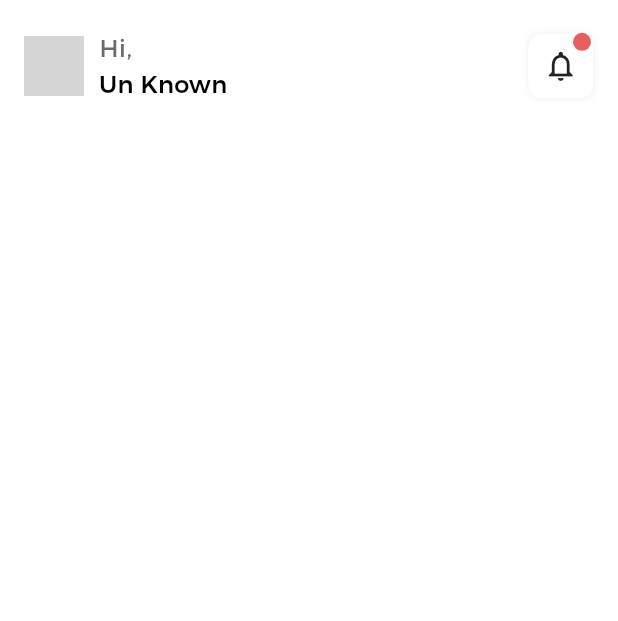
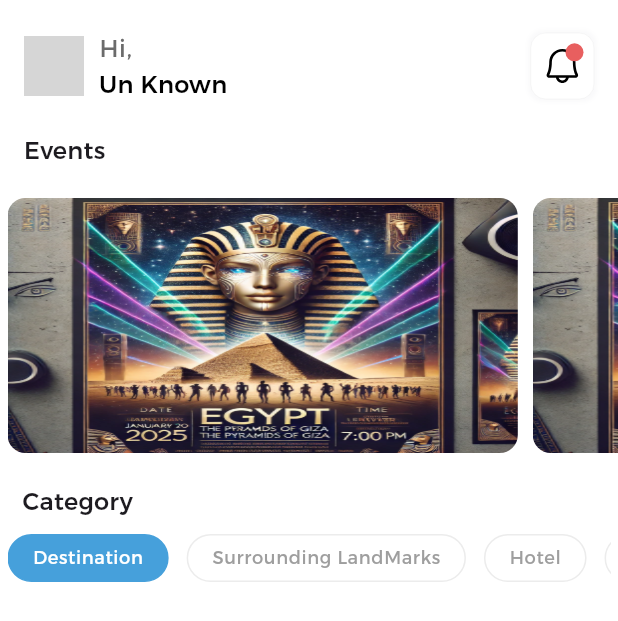
Before and after one commit to ah0es/tourism_app, a Flutter app: the HomeView screen opened directly, on a phone screen of 412 x 824 dp. Shown: the top 621 px of the screen. Run offline on Flutter 3.47's test engine with Material 3 defaults, Android fonts, the phone set to English and light mode, and no system bars; drawn by our look-alikes of cached_network_image; our stand-ins replace barcode_widget, device_preview, dio, easy_localization, expandable, flutter_bloc and 11 more; accounts and stored records are empty; network calls fail; grey boxes are pictures that could not be loaded.

Commit message:
update home page and onboarding view

```diff
--- a/lib/core/component/notification_icon.dart
+++ b/lib/core/component/notification_icon.dart
@@ -34,11 +34,11 @@ class NotificationIcon extends StatelessWidget {
                     color: const Color(0xffF0F0F3).withOpacity(0.4),
                   ),
                 ]),
-            child: Icon(Icons.notifications_none),
+            child: SvgPicture.asset(AppIcons.notification),
           ),
           Positioned(
-            top: 0,
-            right: 2,
+            top: 7,
+            right: 7,
             child: Container(
               height: 12,
               width: 12,
--- a/lib/core/utils/app_images.dart
+++ b/lib/core/utils/app_images.dart
@@ -5,6 +5,10 @@ class AppImages {
   static const onboardingTwo = '$baseUrl/onboarding-two.png';
   static const onboardingThree = '$baseUrl/onboarding-three.png';
   static const loginImage = '$baseUrl/Login_image.png';
+  static const posterOne = '$baseUrl/poster-one.webp';
+  static const posterTow = '$baseUrl/poster-two.webp';
+  static const posterThree = '$baseUrl/poster-three.webp';
+
   static const passwordChangeImage = '$baseUrl/Password_change.png';
   static const homeImage = '$baseUrl/homeImage.png';
   static const testbording = '$baseUrl/test-select-image.png';
--- a/lib/features/home/presentation/header_page.dart
+++ /dev/null
@@ -1,43 +0,0 @@
-import 'package:easy_localization/easy_localization.dart';
-import 'package:flutter/material.dart';
-import 'package:tourism_app/core/component/cache_image.dart';
-import 'package:tourism_app/core/component/notification_icon.dart';
-import 'package:tourism_app/core/themes/colors.dart';
-import 'package:tourism_app/core/utils/constants.dart';
-
-class HeaderHomePage extends StatelessWidget {
-  const HeaderHomePage({
-    super.key,
-  });
-
-  @override
-  Widget build(BuildContext context) {
-    return Row(
-      children: [
-        CacheImage(
-          imageUrl: 'https://www.pngitem.com/pimgs/m/146-1468479_my-profile-icon-blank-profile-picture-circle-hd.png',
-          circle: true,
-          width: 40,
-          height: 40,
-        ),
-        const SizedBox(
-          width: 10,
-        ),
-        Expanded(
-          child: Column(
-            crossAxisAlignment: CrossAxisAlignment.start,
-            children: [
-              Text('Hi,'.tr(), style: Theme.of(context).textTheme.bodyLarge!.copyWith(color: AppColors.textColor)),
-              FittedBox(
-                fit: BoxFit.scaleDown,
-                child: Text(Constants.unKnown, style: Theme.of(context).textTheme.titleMedium!.copyWith(color: AppColors.black)),
-              ),
-            ],
-          ),
-        ),
-        const Spacer(),
-        const NotificationIcon(),
-      ],
-    );
-  }
-}
--- a/lib/features/home/presentation/home_view.dart
+++ b/lib/features/home/presentation/home_view.dart
@@ -1,23 +1,41 @@
 import 'package:flutter/material.dart';
-import 'package:tourism_app/features/home/presentation/header_page.dart';
+import 'package:tourism_app/features/home/presentation/widgets/event_list.dart';
+import 'package:tourism_app/features/home/presentation/widgets/header_page.dart';
+import 'package:tourism_app/features/home/presentation/widgets/category_list.dart'; // Import the new category list widget
 
-class HomeView extends StatelessWidget {
+class HomeView extends StatefulWidget {
   const HomeView({super.key});
 
+  @override
+  HomeViewState createState() => HomeViewState();
+}
+
+class HomeViewState extends State<HomeView> {
   @override
   Widget build(BuildContext context) {
     return Scaffold(
       body: SafeArea(
-        child: Padding(
-          padding: const EdgeInsets.symmetric(horizontal: 16),
+        child: SingleChildScrollView(
           child: Column(
+            crossAxisAlignment: CrossAxisAlignment.start,
             children: [
-              SizedBox(
-                height: 20,
+              SizedBox(height: 20),
+              HeaderHomePage(),
+              Padding(
+                padding: const EdgeInsets.symmetric(horizontal: 16, vertical: 20),
+                child: Column(
+                  children: [
+                    Text(
+                      'Events',
+                      style: Theme.of(context).textTheme.titleMedium,
+                    ),
+                  ],
+                ),
               ),
-              HeaderHomePage(),
-              SizedBox(
-                height: 20,
+              EventList(),
+              Padding(
+                padding: const EdgeInsets.symmetric(horizontal: 5, vertical: 20),
+                child: CategoryList(),
               ),
             ],
           ),
--- /dev/null
+++ b/lib/features/home/presentation/widgets/category_list.dart
@@ -0,0 +1,70 @@
+import 'package:flutter/material.dart';
+import 'package:tourism_app/core/themes/colors.dart';
+
+class CategoryList extends StatefulWidget {
+  const CategoryList({
+    super.key,
+  });
+
+  @override
+  State<CategoryList> createState() => _CategoryListState();
+}
+
+class _CategoryListState extends State<CategoryList> {
+  int selectedCategoryIndex = 0;
+  @override
+  Widget build(BuildContext context) {
+    final List<String> categories = [
+      'Destination',
+      'Surrounding LandMarks',
+      'Hotel',
+      'Restaurant & Cafe',
+    ];
+
+    return Column(
+      crossAxisAlignment: CrossAxisAlignment.start,
+      children: [
+        Padding(
+          padding: const EdgeInsets.symmetric(horizontal: 10),
+          child: Text(
+            'Category',
+            style: Theme.of(context).textTheme.titleMedium,
+          ),
+        ),
+        SizedBox(height: 10),
+        SingleChildScrollView(
+          scrollDirection: Axis.horizontal,
+          child: Row(
+            children: List.generate(categories.length, (index) {
+              final isSelected = selectedCategoryIndex == index;
+
+              return GestureDetector(
+                onTap: () => setState(() {
+                  selectedCategoryIndex = selectedCategoryIndex == index ? -1 : index;
+                }),
+                child: Container(
+                  margin: const EdgeInsets.only(right: 12),
+                  padding: const EdgeInsets.symmetric(horizontal: 16, vertical: 7),
+                  alignment: Alignment.center,
+                  decoration: BoxDecoration(
+                    color: isSelected ? AppColors.primaryColor : Colors.transparent,
+                    borderRadius: BorderRadius.circular(30),
+                    border: Border.all(
+                      color: isSelected ? AppColors.primaryColor : Colors.grey.withOpacity(0.2),
+                    ),
+                  ),
+                  child: Text(
+                    categories[index],
+                    style: Theme.of(context).textTheme.bodySmall?.copyWith(
+                          color: isSelected ? Colors.white : Colors.grey,
+                        ),
+                  ),
+                ),
+              );
+            }),
+          ),
+        ),
+      ],
+    );
+  }
+}
--- /dev/null
+++ b/lib/features/home/presentation/widgets/event_list.dart
@@ -0,0 +1,81 @@
+import 'dart:async';
+import 'package:flutter/material.dart';
+import 'package:tourism_app/core/utils/app_images.dart';
+
+class EventList extends StatefulWidget {
+  const EventList({super.key});
+
+  @override
+  EventListState createState() => EventListState();
+}
+
+class EventListState extends State<EventList> {
+  late PageController _pageController;
+  int _currentPage = 0;
+  late Timer _timer;
+
+  @override
+  void initState() {
+    super.initState();
+    // Set up PageController with viewportFraction for peeking effect
+    _pageController = PageController(
+      initialPage: _currentPage,
+      viewportFraction: 0.85, // Adjust the fraction to control the peeking size
+    );
+
+    // Set up the timer for automatic scrolling
+    _timer = Timer.periodic(const Duration(seconds: 3), (timer) {
+      if (_currentPage < sliderImages.length - 1) {
+        _currentPage++;
+      } else {
+        _currentPage = 0; // Restart to the first item
+      }
+      _pageController.animateToPage(
+        _currentPage,
+        duration: const Duration(milliseconds: 300),
+        curve: Curves.easeInOut,
+      );
+    });
+  }
+
+  @override
+  void dispose() {
+    _timer.cancel(); // Cancel the timer to avoid memory leaks
+    _pageController.dispose();
+    super.dispose();
+  }
+
+  @override
+  Widget build(BuildContext context) {
+    return SizedBox(
+      height: 170,
+      child: PageView.builder(
+        padEnds: false,
+        pageSnapping: true,
+        controller: _pageController,
+        itemCount: sliderImages.length,
+        itemBuilder: (context, index) {
+          return Padding(
+            padding: const EdgeInsets.symmetric(horizontal: 5),
+            child: ClipRRect(
+              borderRadius: BorderRadius.circular(12),
+              child: Image.asset(
+                sliderImages[index],
+                fit: BoxFit.fill,
+                width: MediaQuery.sizeOf(context).width * 0.8,
+              ),
+            ),
+          );
+        },
+      ),
+    );
+  }
+}
+
+List<String> sliderImages = [
+  AppImages.posterTow,
+  AppImages.posterTow,
+  AppImages.posterTow,
+  // AppImages.posterOne,
+  // AppImages.posterThree,
+];
--- /dev/null
+++ b/lib/features/home/presentation/widgets/header_page.dart
@@ -0,0 +1,46 @@
+import 'package:easy_localization/easy_localization.dart';
+import 'package:flutter/material.dart';
+import 'package:tourism_app/core/component/cache_image.dart';
+import 'package:tourism_app/core/component/notification_icon.dart';
+import 'package:tourism_app/core/themes/colors.dart';
+import 'package:tourism_app/core/utils/constants.dart';
+
+class HeaderHomePage extends StatelessWidget {
+  const HeaderHomePage({
+    super.key,
+  });
+
+  @override
+  Widget build(BuildContext context) {
+    return Padding(
+          padding: const EdgeInsets.symmetric(horizontal: 16),
+      child: Row(
+        children: [
+          CacheImage(
+            imageUrl: 'https://www.pngitem.com/pimgs/m/146-1468479_my-profile-icon-blank-profile-picture-circle-hd.png',
+            circle: true,
+            width: 40,
+            height: 40,
+          ),
+          const SizedBox(
+            width: 10,
+          ),
+          Expanded(
+            child: Column(
+              crossAxisAlignment: CrossAxisAlignment.start,
+              children: [
+                Text('Hi,'.tr(), style: Theme.of(context).textTheme.bodyLarge!.copyWith(color: AppColors.textColor)),
+                FittedBox(
+                  fit: BoxFit.scaleDown,
+                  child: Text(Constants.unKnown, style: Theme.of(context).textTheme.titleMedium!.copyWith(color: AppColors.black)),
+                ),
+              ],
+            ),
+          ),
+          const Spacer(),
+          const NotificationIcon(),
+        ],
+      ),
+    );
+  }
+}
--- a/lib/features/onbording/presentation/widgets/progress_indicator.dart
+++ b/lib/features/onbording/presentation/widgets/progress_indicator.dart
@@ -1,6 +1,8 @@
 import 'package:flutter/material.dart';
 import 'package:smooth_page_indicator/smooth_page_indicator.dart';
 import 'package:tourism_app/core/themes/colors.dart';
+import 'package:tourism_app/core/utils/navigate.dart';
+import 'package:tourism_app/features/authentication/login/login_view.dart';
 import 'package:tourism_app/features/onbording/presentation/widgets/forward_button.dart';
 
 class ProgressIndicatorWidget extends StatelessWidget {
@@ -30,7 +32,18 @@ class ProgressIndicatorWidget extends StatelessWidget {
               dotColor: AppColors.primaryColor.withOpacity(0.2),
             ),
           ),
-          ForwardButton(pageController: pageController, circularProgressValue: circularProgressValue),
+          circularProgressValue == 1.0
+              ? ElevatedButton(
+                  onPressed: () {
+                    context.navigateToPageWithReplacement(LoginView());
+                  },
+                  style: ElevatedButton.styleFrom(
+                    foregroundColor: Colors.white,
+                    backgroundColor: AppColors.primaryColor,
+                  ),
+                  child: Text('Start'),
+                )
+              : ForwardButton(pageController: pageController, circularProgressValue: circularProgressValue),
         ],
       ),
     );
```
Also changed, not shown: assets/images/Music-Festival-Poster-Design-1.webp (added), assets/images/poster-one.webp (added), assets/images/poster-three.webp (added), assets/images/poster-two.webp (added), assets/images/svg/notification.svg (added).
